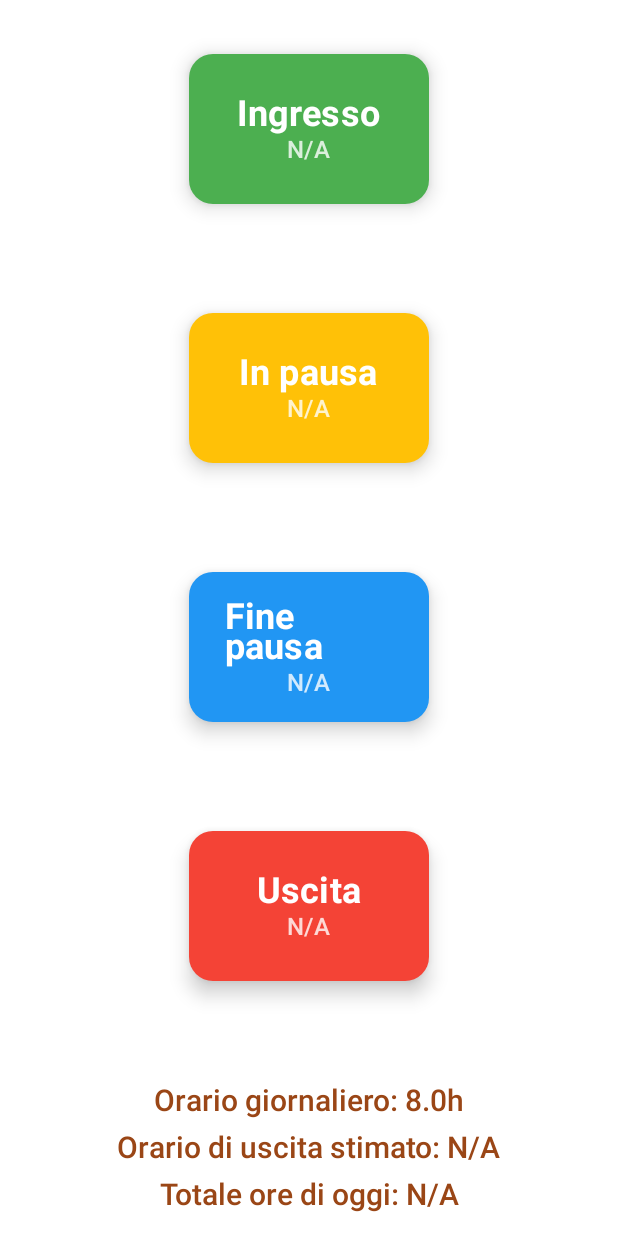
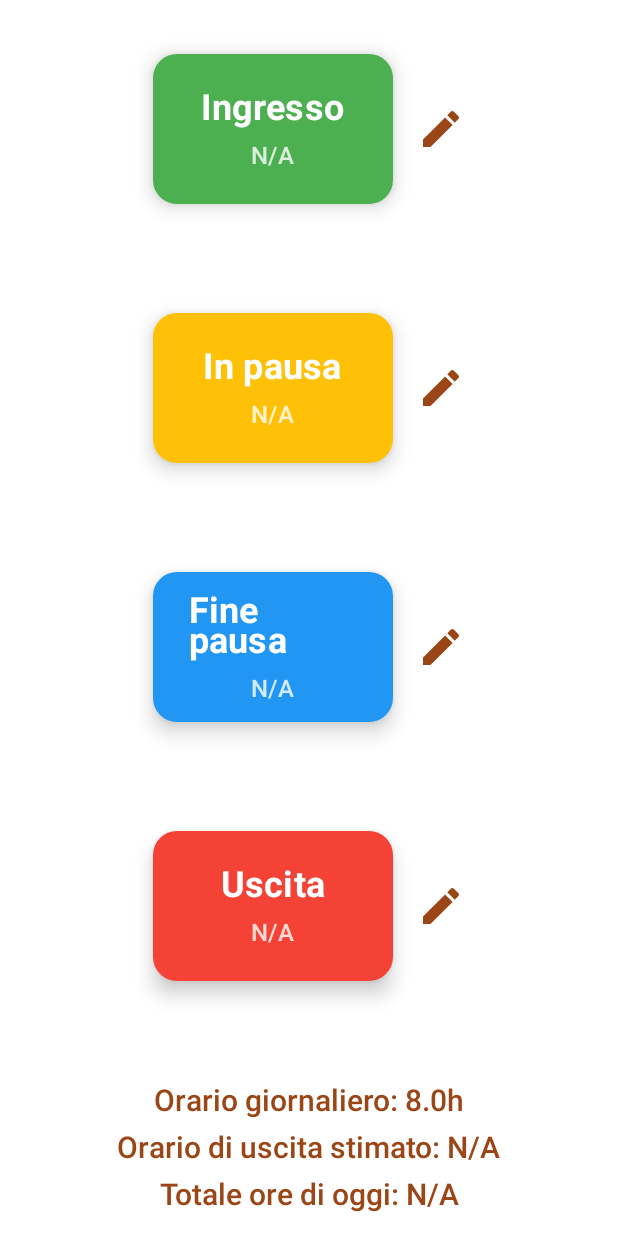
Before and after one commit to MarKco/workItOut, an Android app built with Jetpack Compose: the @Preview function HomeScreenPreview, on a phone screen of 412 x 824 dp. Run offline under Robolectric (Android 15) with nearby library versions, the light colour scheme and no system bars; our stand-ins replace Firebase (no records; nobody signed in at launch, a user with empty details on screens opened directly).

Commit message:
WIP - Added "edit" button

```diff
--- a/app/src/main/java/com/ilsecondodasinistra/workitout/WorkItOut.kt
+++ b/app/src/main/java/com/ilsecondodasinistra/workitout/WorkItOut.kt
@@ -58,11 +58,11 @@ fun WorkItOut(
                         text = "Workitout",
                         fontSize = 28.sp,
                         fontWeight = FontWeight.ExtraBold,
-                        color = Color(0xFF9A4616),
+                        color = Color.White,
                         modifier = Modifier.padding(start = 8.dp),
                     )
                 },
-                colors = TopAppBarDefaults.topAppBarColors(containerColor = Color(0xFFF8F0EB)), // Purple-700
+                colors = TopAppBarDefaults.topAppBarColors(containerColor = Color(0xFFFF6825)), // Purple-700
                 actions = {
                     Button(
                         onClick = {
--- a/app/src/main/java/com/ilsecondodasinistra/workitout/ui/HomeScreen.kt
+++ b/app/src/main/java/com/ilsecondodasinistra/workitout/ui/HomeScreen.kt
@@ -352,27 +352,6 @@ fun HomeScreen(
             )
         }
 
-        // Message display
-        AnimatedVisibility(
-            visible = message.isNotBlank(),
-            enter = fadeIn(),
-            exit = fadeOut(),
-        ) {
-            Text(
-                text = message,
-                color = Color.White,
-                fontSize = 18.sp,
-                fontWeight = FontWeight.SemiBold,
-                modifier =
-                    Modifier
-                        .fillMaxWidth()
-                        .clip(RoundedCornerShape(8.dp))
-                        .background(Color.White.copy(alpha = 0.2f))
-                        .padding(12.dp)
-                        .wrapContentWidth(Alignment.CenterHorizontally),
-            )
-        }
-
         Spacer(Modifier.height(16.dp))
 
         // Info display
--- a/app/src/main/java/com/ilsecondodasinistra/workitout/ui/TimeButton.kt
+++ b/app/src/main/java/com/ilsecondodasinistra/workitout/ui/TimeButton.kt
@@ -1,11 +1,16 @@
 package com.ilsecondodasinistra.workitout.ui
 
 import androidx.compose.foundation.layout.Column
+import androidx.compose.foundation.layout.Row
+import androidx.compose.foundation.layout.Spacer
 import androidx.compose.foundation.layout.height
+import androidx.compose.foundation.layout.padding
 import androidx.compose.foundation.layout.width
 import androidx.compose.foundation.shape.RoundedCornerShape
+import androidx.compose.material.icons.filled.Edit
 import androidx.compose.material3.Button
 import androidx.compose.material3.ButtonDefaults
+import androidx.compose.material3.Icon
 import androidx.compose.material3.Text
 import androidx.compose.runtime.Composable
 import androidx.compose.ui.Alignment
@@ -23,6 +28,7 @@ fun TimeButton(
     buttonColor: Color,
     onClick: () -> Unit,
 ) {
+    Row {
         Button(
             onClick = onClick,
             modifier =
@@ -36,8 +42,22 @@ fun TimeButton(
         ) {
             Column(horizontalAlignment = Alignment.CenterHorizontally) {
                 Text(text = text, fontSize = 24.sp, fontWeight = FontWeight.Bold, color = Color.White)
+                Spacer(modifier = Modifier.height(8.dp))
                 Text(text = time, fontSize = 16.sp, color = Color.White.copy(alpha = 0.8f))
             }
+        }
+        // The icon of a pencil, tappable in order to edit the time
+        Icon(
+            imageVector = androidx.compose.material.icons.Icons.Default.Edit,
+            contentDescription = "Edit Time",
+            modifier =
+                Modifier
+                    .align(Alignment.CenterVertically)
+                    .padding(start = 16.dp)
+                    .width(32.dp)
+                    .height(32.dp),
+            tint = Color(0xFF9A4616),
+        )
     }
 }
 
```
Also changed, not shown: app/src/main/java/com/ilsecondodasinistra/workitout/ui/SettingsScreen.kt (+19 -19 lines). Lines whose indentation alone changed are shown as unchanged.
